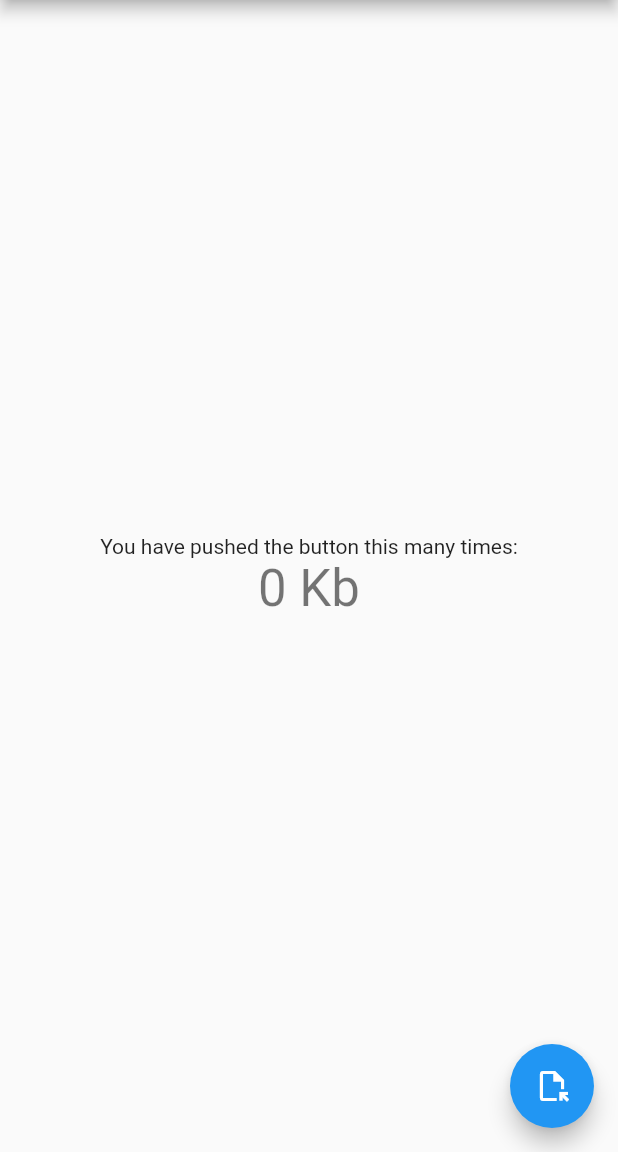
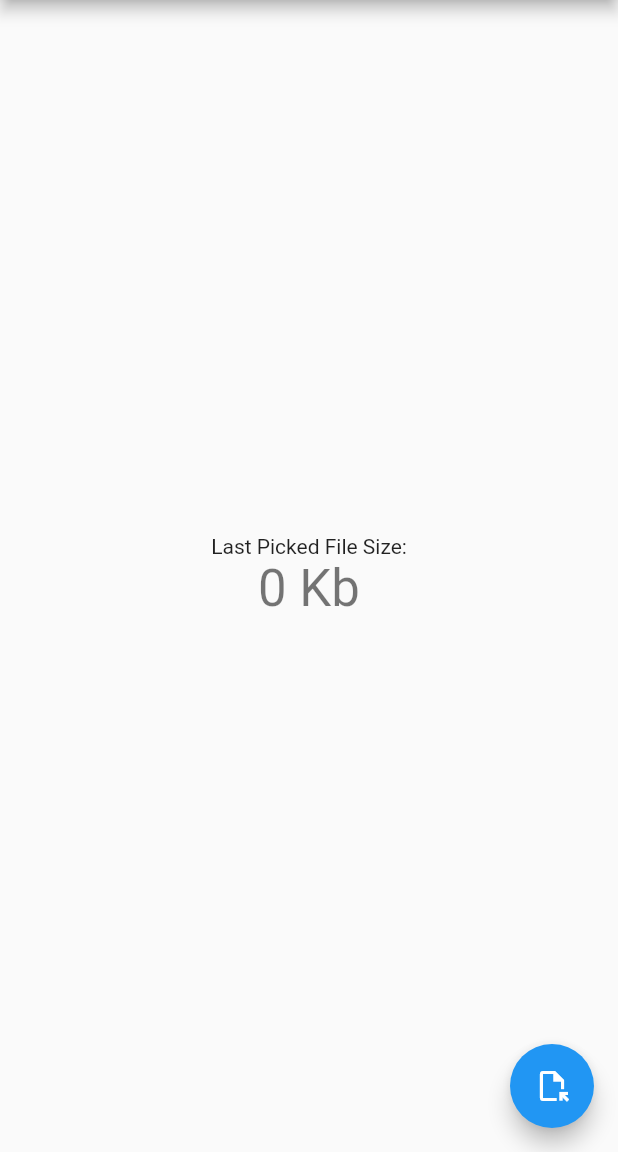
Before and after one commit to gmgm60/testapp, a Flutter app: the screen it shows after launch, on a phone screen of 412 x 824 dp, the part 84-1236 px from its top. Run offline on Flutter 3.47's test engine with Material 2 defaults, Android fonts, the phone set to English and light mode, and no system bars; our stand-ins replace file_picker.

Commit message:
edit text

```diff
--- a/lib/main.dart
+++ b/lib/main.dart
@@ -70,7 +70,7 @@ class _MyHomePageState extends State<MyHomePage> {
           mainAxisAlignment: MainAxisAlignment.center,
           children: <Widget>[
             const Text(
-              'You have pushed the button this many times:',
+              'Last Picked File Size:',
             ),
             if(kIsWeb)
             Text(
```
